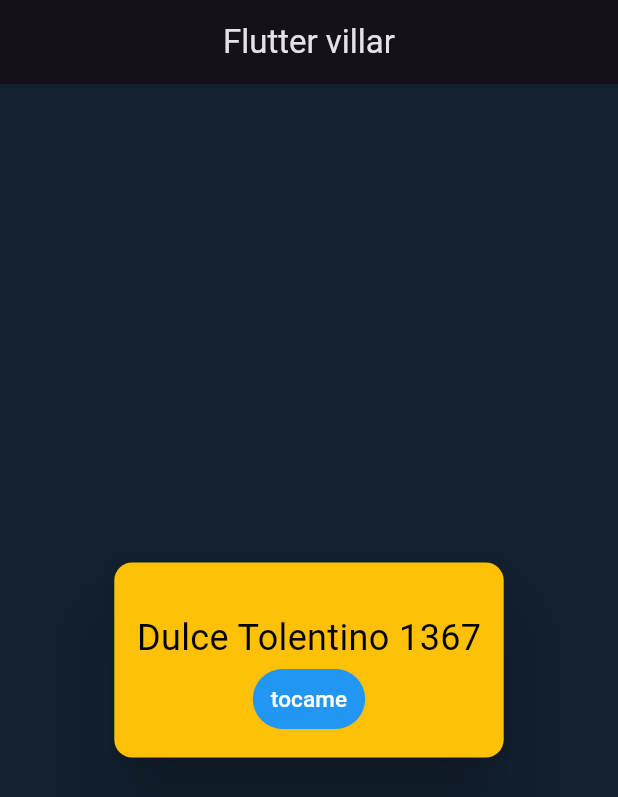
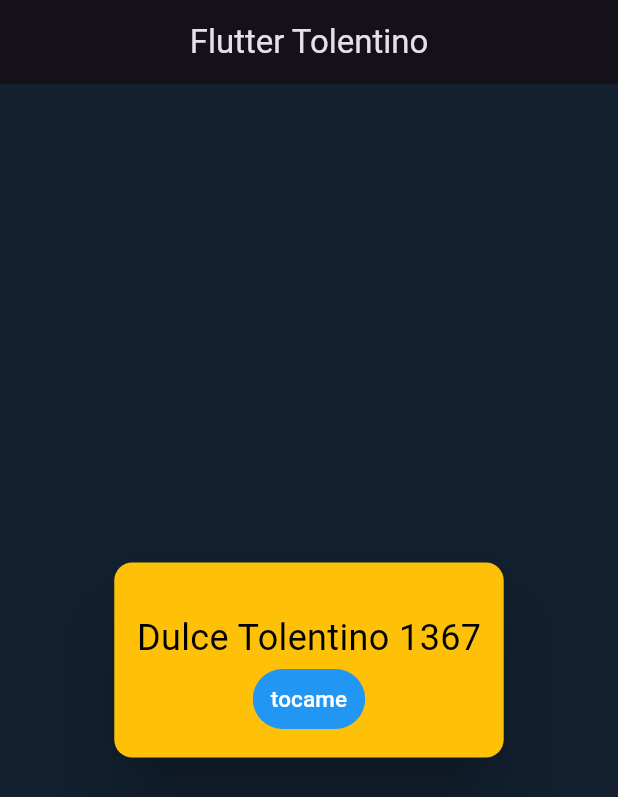
Before and after one commit to Dulce-Maria-Tolentino-De-Anda/CursoFlutter1367, a Flutter app: the screen it shows after launch, on a phone screen of 412 x 824 dp. Shown: the top 797 px of the screen. Run offline on Flutter 3.47's test engine with Material 3 defaults, Android fonts, the phone set to English and light mode, and no system bars; missing offline and left inert: dart:html.

Commit message:
ahora sii

```diff
--- a/lib/main.dart
+++ b/lib/main.dart
@@ -15,7 +15,7 @@ class MiTarjeta extends StatelessWidget {
         title: "Flutter Widget Tarjeta Card",
         home: Scaffold(
           appBar: AppBar(
-            title: const Text("Flutter villar"),
+            title: const Text("Flutter Tolentino"),
             centerTitle: true,
           ),
           body: LaTarjeta(),
```
Also changed, not shown: Z_recursos/card.jpg.
